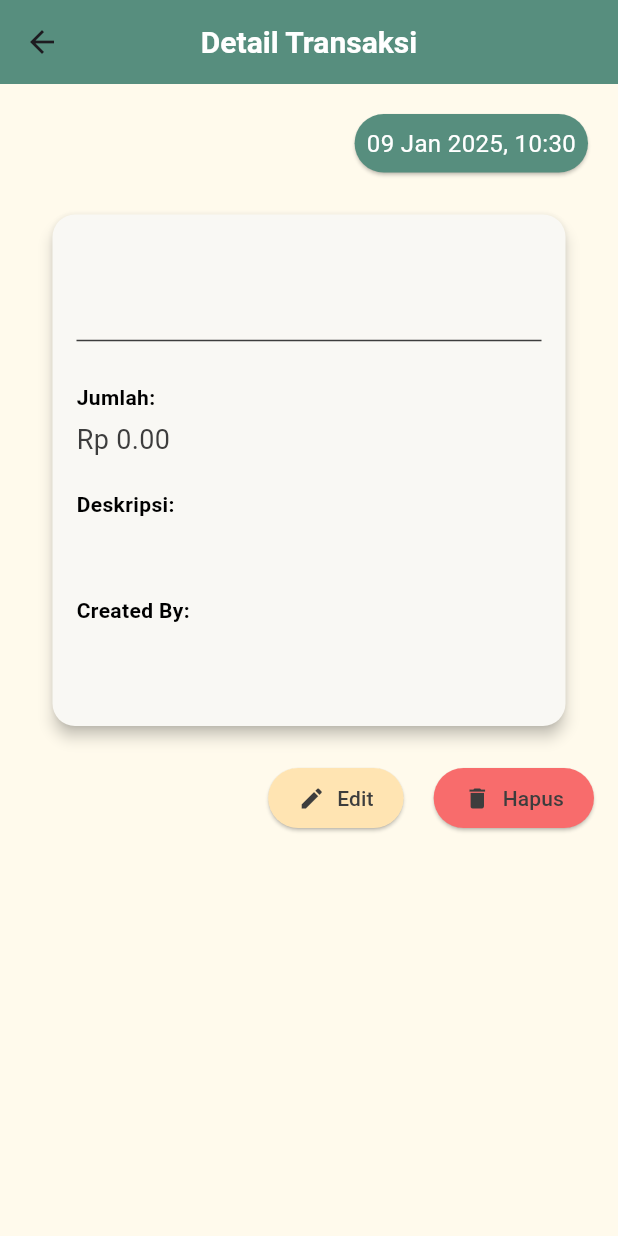
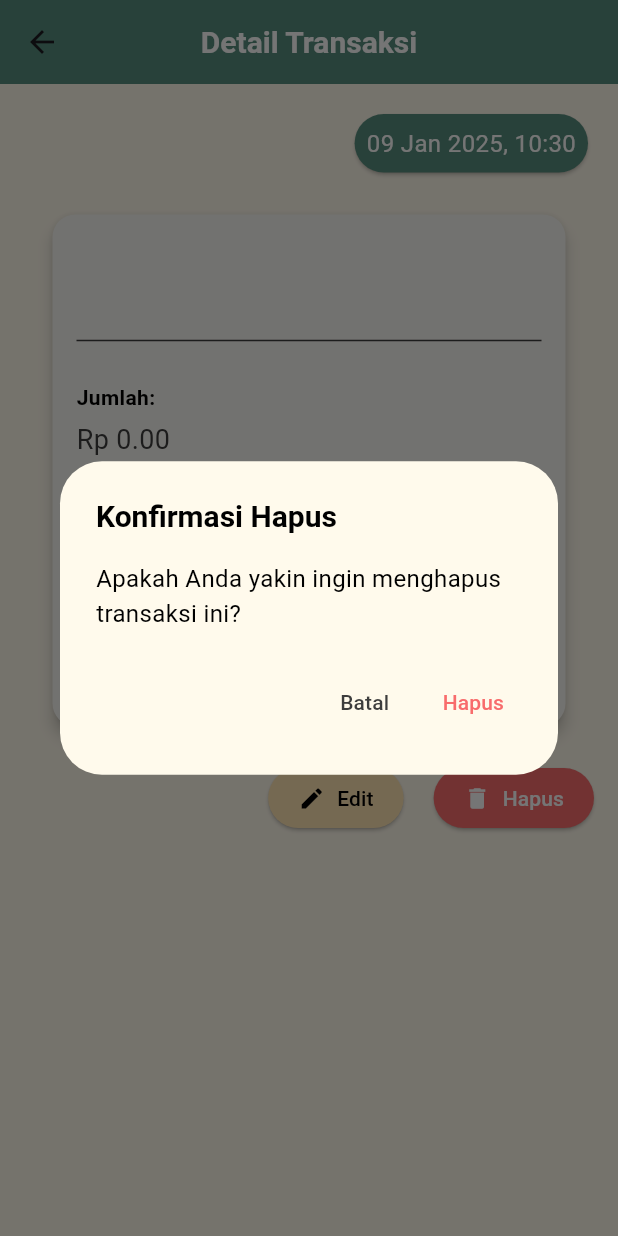
Before and after one commit to jonyxz/bumdesa-finance, a Flutter app: the DetailPage screen opened directly with empty values, after a tap on "Hapus", on a phone screen of 412 x 824 dp. Run offline on Flutter 3.47's test engine with Material 3 defaults, Android fonts, the phone set to English and light mode, and no system bars; our stand-ins replace cloud_firestore, firebase_auth, firebase_core; accounts and stored records are empty.

Commit message:
Add confirmation dialog for transaction deletion in DetailPage

```diff
--- a/lib/pages/DetailPage.dart
+++ b/lib/pages/DetailPage.dart
@@ -36,6 +36,42 @@ class DetailPage extends StatelessWidget {
     } catch (e) {
       print('Error: $e');
     }
+  }
+
+  Future<void> _confirmDelete(BuildContext context) async {
+    return showDialog<void>(
+      context: context,
+      barrierDismissible: false,
+      builder: (BuildContext context) {
+        return AlertDialog(
+          backgroundColor: backgroundColor,
+          title: Text('Konfirmasi Hapus', style: headerStyle(level: 3)),
+          content: SingleChildScrollView(
+            child: ListBody(
+              children: <Widget>[
+                Text('Apakah Anda yakin ingin menghapus transaksi ini?',
+                    style: bodyStyle(dark: true)),
+              ],
+            ),
+          ),
+          actions: <Widget>[
+            TextButton(
+              child: Text('Batal', style: TextStyle(color: accentColor)),
+              onPressed: () {
+                Navigator.of(context).pop();
+              },
+            ),
+            TextButton(
+              child: Text('Hapus', style: TextStyle(color: dangerColor)),
+              onPressed: () {
+                Navigator.of(context).pop();
+                _deleteTransaksi(context);
+              },
+            ),
+          ],
+        );
+      },
+    );
   }
 
   Future<void> _updateTransaksi(BuildContext context) async {
@@ -126,7 +162,7 @@ class DetailPage extends StatelessWidget {
                         ),
                         const SizedBox(height: 20),
                         Text(
-                          'Created By:',
+                          'Dibuat Oleh:',
                           style: headerStyle(level: 4),
                         ),
                         const SizedBox(height: 5),
@@ -151,8 +187,8 @@ class DetailPage extends StatelessWidget {
                     padding: const EdgeInsets.symmetric(
                         horizontal: 20, vertical: 10),
                   ),
-                  icon: Icon(Icons.edit, color: accentColor),
-                  label: Text('Edit', style: TextStyle(color: accentColor)),
+                  icon: Icon(Icons.edit, color: Colors.black),
+                  label: Text('Edit', style: TextStyle(color: Colors.black)),
                   onPressed: () => _updateTransaksi(context),
                 ),
                 const SizedBox(width: 20),
@@ -162,9 +198,9 @@ class DetailPage extends StatelessWidget {
                     padding: const EdgeInsets.symmetric(
                         horizontal: 20, vertical: 10),
                   ),
-                  icon: Icon(Icons.delete, color: accentColor),
-                  label: Text('Hapus', style: TextStyle(color: accentColor)),
-                  onPressed: () => _deleteTransaksi(context),
+                  icon: Icon(Icons.delete, color: Colors.white),
+                  label: Text('Hapus', style: TextStyle(color: Colors.white)),
+                  onPressed: () => _confirmDelete(context),
                 ),
               ],
             ),
```
